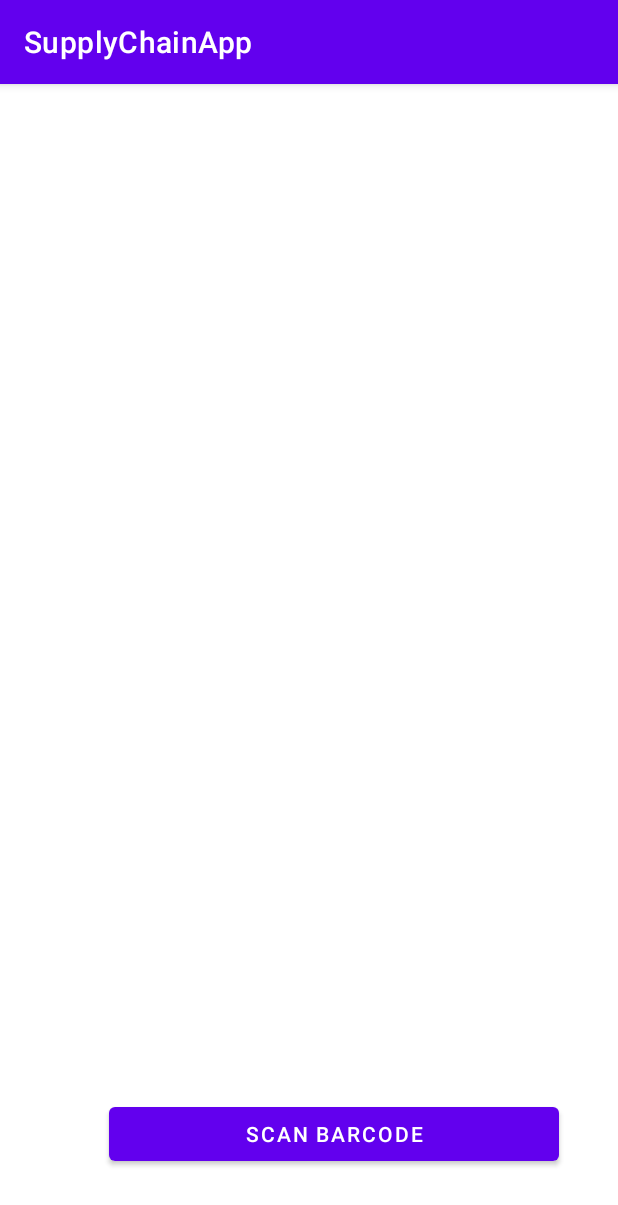
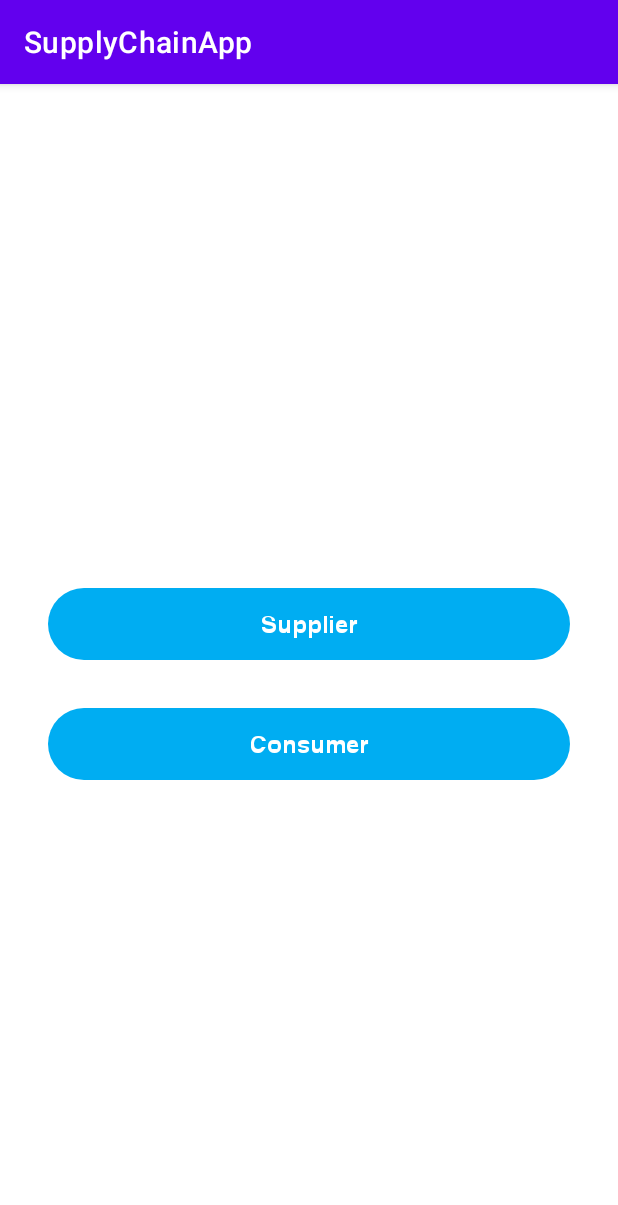
Before and after one commit to babarshamsi/SupplyChainAppUsingBlockChain, an Android app: the screen it shows after launch (MainActivity), on a phone screen of 412 x 824 dp. Shown: the top 1205 px of the screen. Run offline under Robolectric (Android 15) with nearby library versions, the phone set to English and light mode, and no system bars.

Commit message:
* Simple UI Base Setup * Styles added * Base Class Ready * Customized two buttons added

```diff
--- a/app/src/main/java/com/pg/clubpampers/android/de/supplychainapp/MainActivity.kt
+++ b/app/src/main/java/com/pg/clubpampers/android/de/supplychainapp/MainActivity.kt
@@ -19,6 +19,8 @@ class MainActivity : AppCompatActivity() {
     override fun onCreate(savedInstanceState: Bundle?) {
         super.onCreate(savedInstanceState)
         setContentView(R.layout.activity_main)
+
+        setUpListeners()
 
     val CAMERA_PERMISSION_REQUEST_CODE = 2
     val result = ContextCompat.checkSelfPermission(
@@ -70,5 +72,15 @@ class MainActivity : AppCompatActivity() {
         }
     }
 
+    private fun setUpListeners() {
+        consumerButton?.setOnClickListener {
+
+        }
+
+        supplierButton?.setOnClickListener {
+
+        }
+    }
+
 
 }
--- /dev/null
+++ b/app/src/main/res/drawable/gray_normal_button.xml
@@ -0,0 +1,5 @@
+<?xml version="1.0" encoding="utf-8"?>
+<shape xmlns:android="http://schemas.android.com/apk/res/android">
+    <solid android:color="@color/grayButtonColor" />
+    <corners android:radius="@dimen/normal_button_radius" />
+</shape>
--- /dev/null
+++ b/app/src/main/res/drawable/prominent_normal_button.xml
@@ -0,0 +1,5 @@
+<?xml version="1.0" encoding="utf-8"?>
+<shape xmlns:android="http://schemas.android.com/apk/res/android">
+    <solid android:color="@color/colorProminentButtonBackground" />
+    <corners android:radius="@dimen/normal_button_radius" />
+</shape>
--- /dev/null
+++ b/app/src/main/res/drawable/prominent_normal_button_background.xml
@@ -0,0 +1,6 @@
+<?xml version="1.0" encoding="utf-8"?>
+<selector xmlns:android="http://schemas.android.com/apk/res/android">
+    <item android:state_pressed="true" android:drawable="@drawable/prominent_normal_button_pressed" />
+    <item android:state_enabled="true" android:drawable="@drawable/prominent_normal_button" />
+    <item android:state_enabled="false" android:drawable="@drawable/gray_normal_button" />
+</selector>
--- /dev/null
+++ b/app/src/main/res/drawable/prominent_normal_button_pressed.xml
@@ -0,0 +1,5 @@
+<?xml version="1.0" encoding="utf-8"?>
+<shape xmlns:android="http://schemas.android.com/apk/res/android">
+    <solid android:color="@color/colorProminentButtonPressBackground" />
+    <corners android:radius="@dimen/normal_button_radius" />
+</shape>
--- a/app/src/main/res/layout/activity_main.xml
+++ b/app/src/main/res/layout/activity_main.xml
@@ -1,11 +1,41 @@
 <?xml version="1.0" encoding="utf-8"?>
-<androidx.constraintlayout.widget.ConstraintLayout xmlns:android="http://schemas.android.com/apk/res/android"
+<LinearLayout xmlns:android="http://schemas.android.com/apk/res/android"
     xmlns:app="http://schemas.android.com/apk/res-auto"
     xmlns:tools="http://schemas.android.com/tools"
     android:layout_width="match_parent"
     android:layout_height="match_parent"
+    android:orientation="vertical"
+    android:gravity="center"
+    android:background="@color/white"
+    xmlns:custom="http://schemas.android.com/apk/res-auto"
     tools:context=".MainActivity">
 
+    <androidx.appcompat.widget.AppCompatButton
+        android:id="@+id/supplierButton"
+        style="@style/ProminentNormalButtonStyle"
+        android:layout_width="match_parent"
+        android:layout_marginTop="@dimen/extra_large_space"
+        android:layout_marginBottom="@dimen/zero_space"
+        android:layout_marginStart="@dimen/extra_large_space"
+        android:layout_marginEnd="@dimen/extra_large_space"
+        android:enabled="true"
+        custom:text="supplier"
+        android:text="@string/supplier"
+        tools:text="@string/supplier" />
+
+
+    <androidx.appcompat.widget.AppCompatButton
+        android:id="@+id/consumerButton"
+        style="@style/ProminentNormalButtonStyle"
+        android:layout_width="match_parent"
+        android:layout_marginTop="@dimen/extra_large_space"
+        android:layout_marginBottom="@dimen/zero_space"
+        android:layout_marginStart="@dimen/extra_large_space"
+        android:layout_marginEnd="@dimen/extra_large_space"
+        android:enabled="true"
+        custom:text="consumer"
+        android:text="@string/consumer"
+        tools:text="@string/consumer" />
     <Button
         android:id="@+id/btnScanBarcode"
         android:layout_width="300dp"
@@ -15,9 +45,10 @@
         android:layout_marginEnd="8dp"
         android:layout_marginStart="8dp"
         android:text="Scan BarCode"
+        android:visibility="gone"
         app:layout_constraintBottom_toBottomOf="parent"
         app:layout_constraintEnd_toEndOf="parent"
         app:layout_constraintHorizontal_bias="0.676"
         app:layout_constraintStart_toStartOf="parent" />
 
-</androidx.constraintlayout.widget.ConstraintLayout>
+</LinearLayout>
--- /dev/null
+++ b/app/src/main/res/values/button_colors.xml
@@ -0,0 +1,6 @@
+<?xml version="1.0" encoding="utf-8"?>
+<resources>
+    <color name="colorOutlineButtonStroke">@color/cyan</color>
+    <color name="colorProminentButtonBackground">@color/coral</color>
+    <color name="colorProminentButtonPressBackground">@color/coralDark</color>
+</resources>
--- /dev/null
+++ b/app/src/main/res/values/button_dimens.xml
@@ -0,0 +1,11 @@
+<?xml version="1.0" encoding="utf-8"?>
+<resources>
+
+    <!-- button radius -->
+    <dimen name="normal_button_radius">24dp</dimen>
+    <!-- normal button text -->
+    <dimen name="button_text_size">16sp</dimen>
+
+    <dimen name="custom_button_height">48dp</dimen>
+    <dimen name="custom_button_width">250dp</dimen>
+</resources>
--- a/app/src/main/res/values/colors.xml
+++ b/app/src/main/res/values/colors.xml
@@ -6,5 +6,17 @@
     <color name="teal_200">#FF03DAC5</color>
     <color name="teal_700">#FF018786</color>
     <color name="black">#FF000000</color>
-    <color name="white">#FFFFFFFF</color>
+
+    <color name="white">#ffffff</color>
+    <color name="cyan">#8CBED6</color>
+    <color name="coral">#00ADF2</color>
+    <color name="coralDark">#009AEE</color>
+    <color name="gray">#B6B6B6</color>
+
+
+
+    <color name="grayButtonColor">@color/gray</color>
+
+
+
 </resources>
--- /dev/null
+++ b/app/src/main/res/values/dimens.xml
@@ -0,0 +1,10 @@
+<?xml version="1.0" encoding="utf-8"?>
+<resources>
+
+    <dimen name="zero_space">0dp</dimen>
+    <dimen name="general_space">8dp</dimen>
+    <dimen name="medium_large_text_size">16sp</dimen>
+    <dimen name="extra_large_space">32dp</dimen>
+
+
+</resources>
--- a/app/src/main/res/values/strings.xml
+++ b/app/src/main/res/values/strings.xml
@@ -1,3 +1,9 @@
 <resources>
     <string name="app_name">SupplyChainApp</string>
+
+    <string name="swansea_bold" translatable="false">fonts/swansea_bold</string>
+
+    <string name="supplier">Supplier</string>
+    <string name="consumer">Consumer</string>
+
 </resources>
--- /dev/null
+++ b/app/src/main/res/values/styles.xml
@@ -0,0 +1,33 @@
+<?xml version="1.0" encoding="utf-8"?>
+<resources>
+
+    <style name="CustomFontButtonStyle" parent="Base.Widget.AppCompat.Button.Borderless">
+        <item name="fontFamily">@font/swansea</item>
+    </style>
+
+
+    <style name="CustomButtonStyle" parent="CustomFontButtonStyle">
+        <item name="android:layout_gravity">center_horizontal</item>
+        <item name="android:textAllCaps">false</item>
+        <item name="android:ellipsize">middle</item>
+        <item name="android:maxLines">1</item>
+        <item name="android:textSize">@dimen/button_text_size</item>
+    </style>
+
+    <style name="NormalButtonStyle" parent="CustomButtonStyle">
+        <item name="android:layout_width">match_parent</item>
+        <item name="android:layout_height">@dimen/custom_button_height</item>
+        <item name="android:paddingStart">@dimen/general_space</item>
+        <item name="android:paddingEnd">@dimen/general_space</item>
+    </style>
+
+
+    <style name="ProminentNormalButtonStyle" parent="NormalButtonStyle">
+        <item name="android:textColor">@color/white</item>
+        <item name="android:background">@drawable/prominent_normal_button_background</item>
+        <item name="fontFamily">@font/swansea_bold</item>
+        <item name="android:textSize">@dimen/medium_large_text_size</item>
+    </style>
+
+
+</resources>
```
Also changed, not shown: app/src/main/AndroidManifest.xml (+12 -11 lines), app/src/main/java/com/pg/clubpampers/android/de/supplychainapp/SupplierActivity.kt (added, +11 -0 lines), app/src/main/res/layout/activity_supplier.xml (added, +10 -0 lines), app/src/main/res/values/attrs.xml (added, +9 -0 lines), app/src/main/res/font/swansea.ttf (added), app/src/main/res/font/swansea_bold.ttf (added), app/src/main/res/font/swansea_bold_italic.ttf (added), app/src/main/res/font/swansea_italic.ttf (added).
